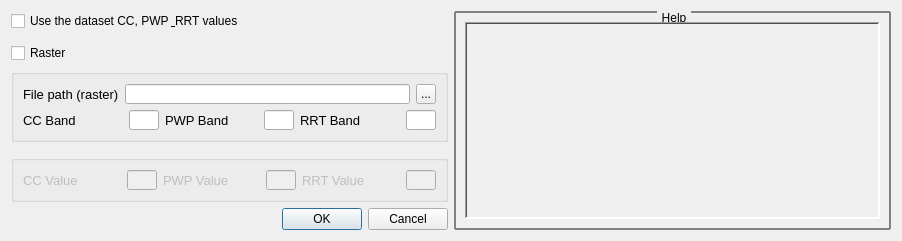
This is waterpybal_ui_py_inc_functions/waterpybal_ui_design/swr_window.ui in IDAEA-EVS/waterpybal as Qt 5 draws it before an edit. The edited form follows.
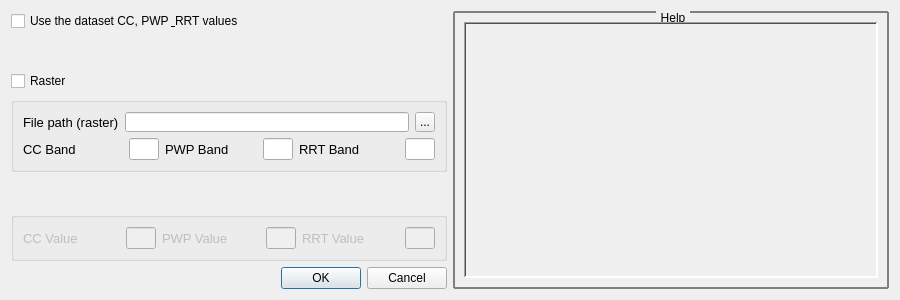
This is the edited form.

```diff
--- a/waterpybal_ui_py_inc_functions/waterpybal_ui_design/swr_window.ui
+++ b/waterpybal_ui_py_inc_functions/waterpybal_ui_design/swr_window.ui
@@ -6,14 +6,14 @@
    <rect>
     <x>0</x>
     <y>0</y>
-    <width>902</width>
-    <height>241</height>
+    <width>900</width>
+    <height>300</height>
    </rect>
   </property>
   <property name="minimumSize">
    <size>
-    <width>600</width>
-    <height>0</height>
+    <width>900</width>
+    <height>300</height>
    </size>
   </property>
   <property name="windowTitle">
@@ -435,9 +435,15 @@
    </item>
    <item>
     <widget class="QGroupBox" name="groupBox_help">
+     <property name="sizePolicy">
+      <sizepolicy hsizetype="MinimumExpanding" vsizetype="MinimumExpanding">
+       <horstretch>0</horstretch>
+       <verstretch>0</verstretch>
+      </sizepolicy>
+     </property>
      <property name="minimumSize">
       <size>
-       <width>150</width>
+       <width>300</width>
        <height>0</height>
       </size>
      </property>
```
